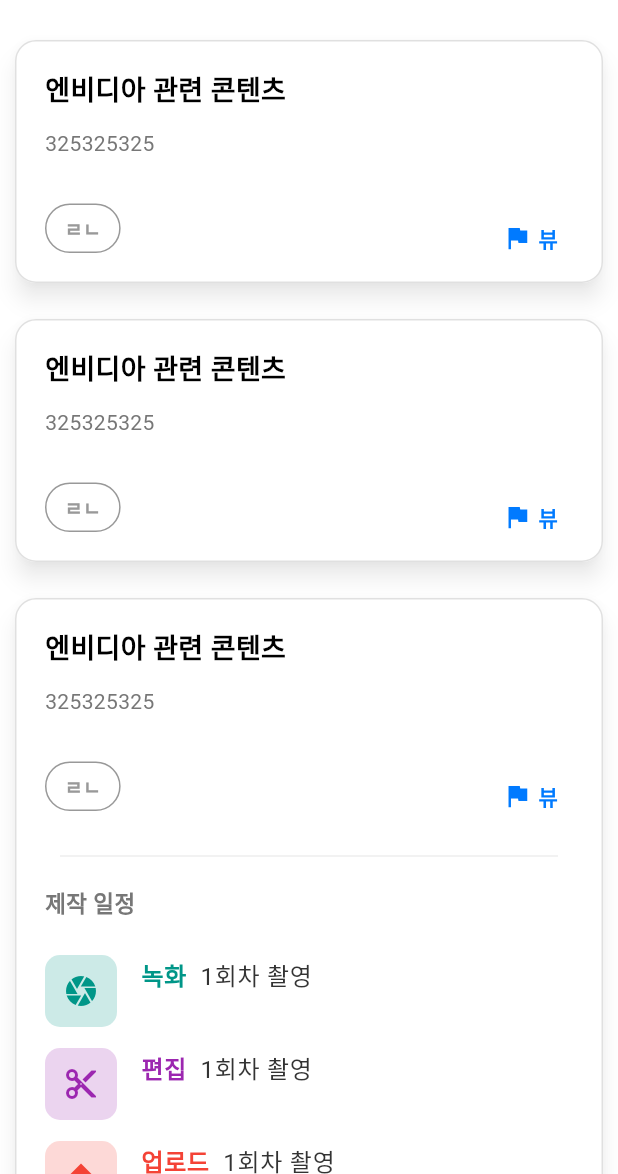
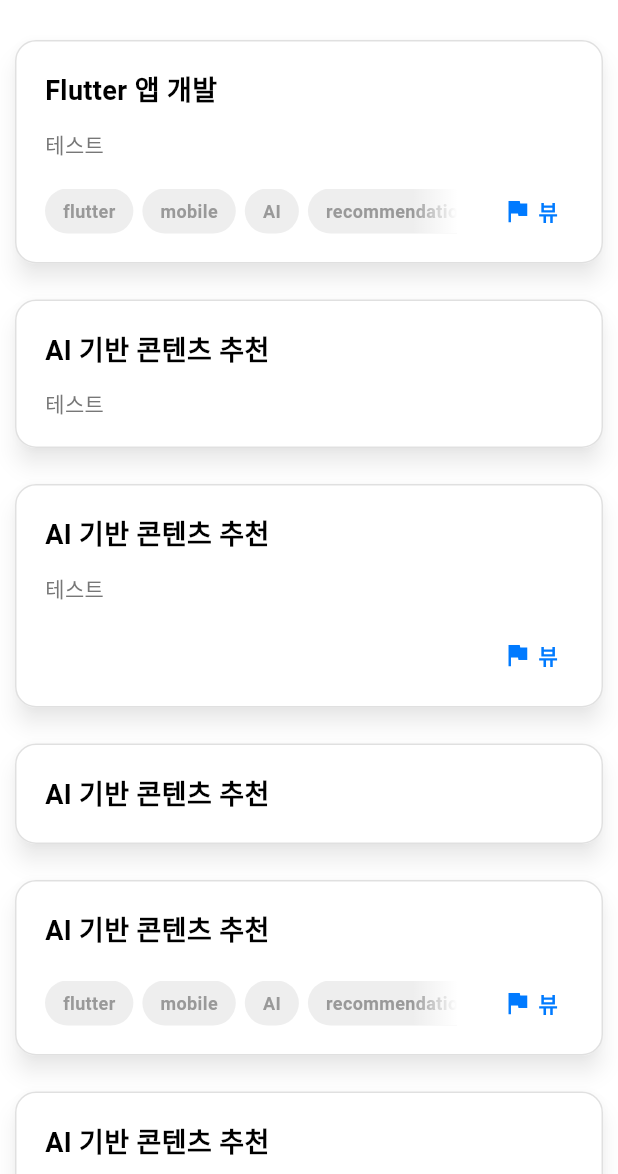
Before and after one commit to wavideo/creator_planner, a Flutter app: the screen it shows after launch, on a phone screen of 412 x 824 dp, the part 62-1236 px from its top. Run offline on Flutter 3.47's test engine with Material 3 defaults, Android fonts, the phone set to English and light mode, and no system bars; our stand-ins replace fl_chart.

Commit message:
Imp ( IDD ) 태그 스크롤 및 동적 그라데이션 구현

```diff
--- /dev/null
+++ b/lib/data/mock_data.dart
@@ -0,0 +1,33 @@
+import 'package:creator_planner/data/models/idea.dart';
+import 'package:creator_planner/data/models/idea_tag.dart';
+
+final List<Idea> mockIdeas = [
+  Idea(
+      title: "Flutter 앱 개발",
+      content: '테스트',
+      tagIds: ["001", "002", "003", "004"],
+      targetViews: 320300),
+  Idea(title: "AI 기반 콘텐츠 추천", content: '테스트'),
+  Idea(title: "AI 기반 콘텐츠 추천", content: '테스트', targetViews: 560200),
+  Idea(title: "AI 기반 콘텐츠 추천"),
+  Idea(title: "AI 기반 콘텐츠 추천", tagIds: ["001", "002", "003", "004"], targetViews: 560200),
+  Idea(
+    title: "AI 기반 콘텐츠 추천",
+    content: '테스트',
+    tagIds: ["005", "006"],
+  ),
+  Idea(
+      title: "블록체인 결제 시스템",
+      content: '테스트',
+      tagIds: ["005", "006"],
+      targetViews: 560200),
+];
+
+final List<IdeaTag> mockTags = [
+  IdeaTag(id: "001", name: "flutter"),
+  IdeaTag(id: "002", name: "mobile"),
+  IdeaTag(id: "003", name: "AI"),
+  IdeaTag(id: "004", name: "recommendation"),
+  IdeaTag(id: "005", name: "blockchain"),
+  IdeaTag(id: "006", name: "finance")
+];
--- /dev/null
+++ b/lib/data/models/idea.dart
@@ -0,0 +1,36 @@
+import 'package:uuid/uuid.dart';
+
+class Idea {
+  // key
+  final String id;
+  final DateTime? createdAt;
+  final DateTime? updatedAt;
+  // input : 필수
+  final String title;
+  final String? content;
+  // input : 선택
+  final List<String> tagIds;
+  final int? targetViews;
+  final List<String> prototypeIds;
+  final List<String> researchIds;
+  final List<String> taskScheduleIds;
+
+  Idea(
+      {String? id,
+      DateTime? createdAt,
+      DateTime? updatedAt,
+      required this.title,
+      this.content,
+      List<String>? tagIds,
+      this.targetViews,
+      List<String>? prototypeIds,
+      List<String>? researchIds,
+      List<String>? taskScheduleIds})
+      : id = id ?? Uuid().v4(),
+        createdAt = createdAt ?? DateTime.now(),
+        updatedAt = updatedAt ?? DateTime.now(),
+        tagIds = tagIds ?? [],
+        prototypeIds = prototypeIds ?? [],
+        researchIds = researchIds ?? [],
+        taskScheduleIds = taskScheduleIds ?? [];
+}
--- /dev/null
+++ b/lib/data/models/idea_tag.dart
@@ -0,0 +1,13 @@
+import 'package:uuid/uuid.dart';
+
+class IdeaTag {
+  final String id;
+  final String name;
+  final String? description;
+
+  IdeaTag({
+    String? id,
+    required this.name,
+    this.description,
+  }) : id = id ?? Uuid().v4();
+}
--- a/lib/ui/pages/home/home_page.dart
+++ b/lib/ui/pages/home/home_page.dart
@@ -1,4 +1,5 @@
 import 'package:creator_planner/core/config/theme/colors.dart';
+import 'package:creator_planner/data/mock_data.dart';
 import 'package:creator_planner/ui/pages/home/widgets/idea_card.dart';
 import 'package:flutter/material.dart';
 
@@ -26,15 +27,14 @@
                 ),
                 child: Column(
                   children: [
-                    IdeaCard(ideaId: '1'),
-                    IdeaCard(ideaId: '2'),
-                    IdeaCard(ideaId: '3', isTask: true),
-                    IdeaCard(ideaId: '1', isPrototype: true, isResearch: true),
-                    IdeaCard(ideaId: '2', isResearch: true),
-                    IdeaCard(ideaId: '3', isPrototype: true, isTask: true),
-                    IdeaCard(ideaId: '1', isPrototype: true),
-                    IdeaCard(ideaId: '2', isResearch: true),
-                    IdeaCard(ideaId: '3', isPrototype: true, isResearch: true, isTask: true),
+                    ListView.builder(
+                        itemCount: mockIdeas.length,
+                        shrinkWrap: true,
+                        physics: NeverScrollableScrollPhysics(),
+                        itemBuilder: (context, index) {
+                          final idea = mockIdeas[index];
+                          return IdeaCard(id: idea.id);
+                        })
                   ],
                 ),
               ),
--- a/lib/ui/pages/home/widgets/idea_card.dart
+++ b/lib/ui/pages/home/widgets/idea_card.dart
@@ -6,20 +6,18 @@
 import 'package:flutter/material.dart';
 
 class IdeaCard extends StatelessWidget {
-  final String ideaId;
-  final bool isPrototype;
-  final bool isResearch;
-  final bool isTask;
+  final String id;
   const IdeaCard({
-    required this.ideaId,
-    this.isPrototype = false,
-    this.isResearch = false,
-    this.isTask = false,
+    required this.id,
     super.key,
   });
 
   @override
   Widget build(BuildContext context) {
+    final bool isPrototype = false;
+    final bool isResearch = false;
+    final bool isTask = false;
+
     return Padding(
       padding: const EdgeInsets.symmetric(vertical: 8.0),
       child: BorderCard(
@@ -27,14 +25,17 @@
         paddingVertical: 20,
         child: Column(
           children: [
-            IdeaDetailSection(
-                title: '1243325', content: '325325325', tag: 'ㄹㄴ', targetViews: 13004),
-            if (isPrototype) PrototypeSection(title: '내가 정한 이름', channelName: '내 채널', targetViews: 13004),
+            IdeaDetailSection(id: id),
+            if (isPrototype)
+              PrototypeSection(
+                  title: '내가 정한 이름', channelName: '내 채널', targetViews: 13004),
             if (isResearch)
-              ResearchSection(title: '반드시 봐야하는 인터넷 꿀팁 3가지', channelName: '아정당', views: 22232200, subscribers: 1000000),
-            if (isTask) TaskScheduleSection(
-
-            ),
+              ResearchSection(
+                  title: '반드시 봐야하는 인터넷 꿀팁 3가지',
+                  channelName: '아정당',
+                  views: 22232200,
+                  subscribers: 1000000),
+            if (isTask) TaskScheduleSection(),
           ],
         ),
       ),
--- a/lib/ui/pages/home/widgets/idea_card/idea_detail_section.dart
+++ b/lib/ui/pages/home/widgets/idea_card/idea_detail_section.dart
@@ -1,40 +1,46 @@
 import 'package:creator_planner/core/config/theme/colors.dart';
 import 'package:creator_planner/core/utils/%08format_util.dart';
+import 'package:creator_planner/data/mock_data.dart';
+import 'package:creator_planner/data/models/idea.dart';
+import 'package:creator_planner/ui/pages/home/widgets/idea_card/tag_list_with_gradients.dart';
 import 'package:flutter/material.dart';
 
-class IdeaDetailSection extends StatelessWidget {
-  final String title;
-  final String content;
-  final String? tag;
-  final int? targetViews;
-  // '엔비디아 관련 콘텐츠'
-  // '어떤어떤 방식으로 제작하고 어떤어떤방시긍로 제작한다음엔 어떤어떤 방시긍로 제작하면 재미있을것 같다.떤 방식으로 제작하고 어떤어떤방시긍로 제작한다음엔 어떤어떤 방시긍로 제작하면 재미있을것 같다.떤 방식으로 제작하고 어떤어떤방시긍로 제작한다음엔 것 같다...'
-  const IdeaDetailSection({
-    super.key,
-    required this.title,
-    required this.content,
-    this.tag,
-    this.targetViews,
-  });
+class IdeaDetailSection extends StatefulWidget {
+  final String id;
+
+  IdeaDetailSection({super.key, required this.id});
 
   @override
+  State<IdeaDetailSection> createState() => _IdeaDetailSectionState();
+}
+
+class _IdeaDetailSectionState extends State<IdeaDetailSection> {
+  @override
   Widget build(BuildContext context) {
+    Idea idea = mockIdeas.firstWhere(
+      (idea) => idea.id == widget.id,
+      orElse: () => Idea(title: ''),
+    );
     return Column(
       crossAxisAlignment: CrossAxisAlignment.start,
+      mainAxisSize: MainAxisSize.min,
       children: [
         Row(
           children: [
             Expanded(
-              child: Text('엔비디아 관련 콘텐츠',
+              child: Text(idea.title,
                   style: TextStyle(fontSize: 18, fontWeight: FontWeight.w600)),
             ),
           ],
         ),
+        if (idea.content != null)
+          Column(
+            children: [
               SizedBox(height: 12),
               Row(
                 children: [
                   Expanded(
-              child: Text(content,
+                    child: Text(idea.content ?? '',
                         style: TextStyle(
                             fontSize: 14, color: AppColor.gray20.of(context)),
                         maxLines: 4,
@@ -42,42 +48,26 @@
                   ),
                 ],
               ),
-        if (tag != null && targetViews != null)
-          Padding(
-            padding: const EdgeInsets.only(top: 30.0),
+            ],
+          ),
+        if (idea.tagIds.isNotEmpty || idea.targetViews != null)
+          Container(
+            padding: const EdgeInsets.only(top: 20.0),
+            height: 50,
             child: Row(
-              crossAxisAlignment: CrossAxisAlignment.end,
+              crossAxisAlignment: CrossAxisAlignment.center,
               children: [
-                if (tag != null) groupTag(context, tag: tag!),
-                Spacer(),
-                if (targetViews != null)
+                TagListWithGradients(tagIds: idea.tagIds),
+                SizedBox(width: 30),
+                if (idea.targetViews != null)
                   groupTargetViews(context,
-                      goal: '${formatCompactNumber(targetViews!)}뷰'),
+                      goal: '${formatCompactNumber(idea.targetViews!)}뷰'),
                 SizedBox(width: 10),
               ],
             ),
           )
       ],
     );
-  }
-
-  Container groupTag(BuildContext context, {required String tag}) {
-    return Container(
-        padding: EdgeInsets.symmetric(horizontal: 12, vertical: 6), // 안쪽 여백
-        decoration: BoxDecoration(
-          border: Border.all(
-            color: AppColor.gray10.of(context),
-            width: 1,
-          ),
-          borderRadius: BorderRadius.circular(50),
-        ),
-        child: Text(
-          tag,
-          style: TextStyle(
-              color: AppColor.gray10.of(context),
-              fontSize: 13,
-              fontWeight: FontWeight.w600),
-        ));
   }
 
   Row groupTargetViews(BuildContext context, {required String goal}) {
--- /dev/null
+++ b/lib/ui/pages/home/widgets/idea_card/tag_list_with_gradients.dart
@@ -0,0 +1,114 @@
+import 'package:creator_planner/core/config/theme/colors.dart';
+import 'package:creator_planner/data/mock_data.dart';
+import 'package:creator_planner/data/models/idea_tag.dart';
+import 'package:flutter/material.dart';
+
+class TagListWithGradients extends StatefulWidget {
+  final List<String> tagIds;
+  const TagListWithGradients({super.key, required this.tagIds});
+
+  @override
+  State<TagListWithGradients> createState() => _TagListWithGradientsState();
+}
+
+class _TagListWithGradientsState extends State<TagListWithGradients> {
+  final ScrollController _scrollController = ScrollController();
+  bool showLeftGradient = false;
+  bool showRightGradient = true;
+
+  @override
+  void initState() {
+    super.initState();
+    _scrollController.addListener(_updateGradientVisibility);
+  }
+
+  void _updateGradientVisibility() {
+    setState(() {
+      showLeftGradient = _scrollController.offset > 0;
+      showRightGradient =
+          _scrollController.offset < _scrollController.position.maxScrollExtent;
+    });
+  }
+
+  @override
+  Widget build(BuildContext context) {
+    return Expanded(
+      child: Stack(children: [
+        ListView.builder(
+            controller: _scrollController,
+            shrinkWrap: true,
+            scrollDirection: Axis.horizontal,
+            itemCount: widget.tagIds.length,
+            itemBuilder: (context, index) {
+              String id = widget.tagIds[index];
+              return IdeaTagItem(id: id);
+            }),
+        if (showLeftGradient)
+          Positioned(
+            left: 0,
+            top: 0,
+            bottom: 0,
+            width: 30,
+            child: Container(
+              decoration: BoxDecoration(
+                gradient: LinearGradient(
+                  begin: Alignment.centerLeft,
+                  end: Alignment.centerRight,
+                  colors: [
+                    const Color.fromARGB(255, 255, 255, 255),
+                    const Color.fromARGB(0, 255, 255, 255),
+                  ],
+                ),
+              ),
+            ),
+          ),
+        if (showRightGradient)
+          Positioned(
+            right: 0,
+            top: 0,
+            bottom: 0,
+            width: 30,
+            child: Container(
+              decoration: BoxDecoration(
+                gradient: LinearGradient(
+                  begin: Alignment.centerRight,
+                  end: Alignment.centerLeft,
+                  colors: [
+                    const Color.fromARGB(255, 255, 255, 255),
+                    const Color.fromARGB(0, 255, 255, 255),
+                  ],
+                ),
+              ),
+            ),
+          )
+      ]),
+    );
+  }
+}
+
+class IdeaTagItem extends StatelessWidget {
+  final String id;
+  const IdeaTagItem({super.key, required this.id});
+
+  @override
+  Widget build(BuildContext context) {
+    IdeaTag tag = mockTags.firstWhere((tag) => tag.id == id,
+        orElse: () => IdeaTag(name: ''));
+
+    return Container(
+        alignment: Alignment.center,
+        margin: EdgeInsets.only(right: 6),
+        padding: EdgeInsets.symmetric(horizontal: 12, vertical: 4),
+        decoration: BoxDecoration(
+          color: AppColor.lightGray10.of(context),
+          borderRadius: BorderRadius.circular(18),
+        ),
+        child: Text(
+          tag.name,
+          style: TextStyle(
+              color: AppColor.gray10.of(context),
+              fontSize: 12,
+              fontWeight: FontWeight.w600),
+        ));
+  }
+}
--- /dev/null
+++ b/lib/ui/widgets/gradient_mask.dart
@@ -0,0 +1,32 @@
+import 'package:flutter/material.dart';
+
+class GradientMask extends StatelessWidget {
+  final Widget child;
+  final List<double> stops;
+
+  const GradientMask({
+    required this.child,
+    this.stops = const [0.0, 0.8, 1.0], // 기본값 제공
+    super.key,
+  });
+
+  @override
+  Widget build(BuildContext context) {
+    return ShaderMask(
+      shaderCallback: (Rect bounds) {
+        return LinearGradient(
+          begin: Alignment.centerLeft,
+          end: Alignment.centerRight,
+          colors: [
+            Colors.black, // 왼쪽: 완전 보임
+            Colors.black, // 중간: 유지
+            Colors.transparent, // 오른쪽 끝: 점점 사라짐
+          ],
+          stops: stops, // 커스텀 가능
+        ).createShader(bounds);
+      },
+      blendMode: BlendMode.dstIn,
+      child: child,
+    );
+  }
+}
--- a/pubspec.yaml
+++ b/pubspec.yaml
@@ -32,6 +32,8 @@
     sdk: flutter
   fl_chart: ^0.70.2
   intl: ^0.20.2
+  uuid: ^4.2.1
+
 
   # The following adds the Cupertino Icons font to your application.
   # Use with the CupertinoIcons class for iOS style icons.
```
Also changed, not shown: pubspec.lock. Lines whose indentation alone changed are shown as unchanged.
